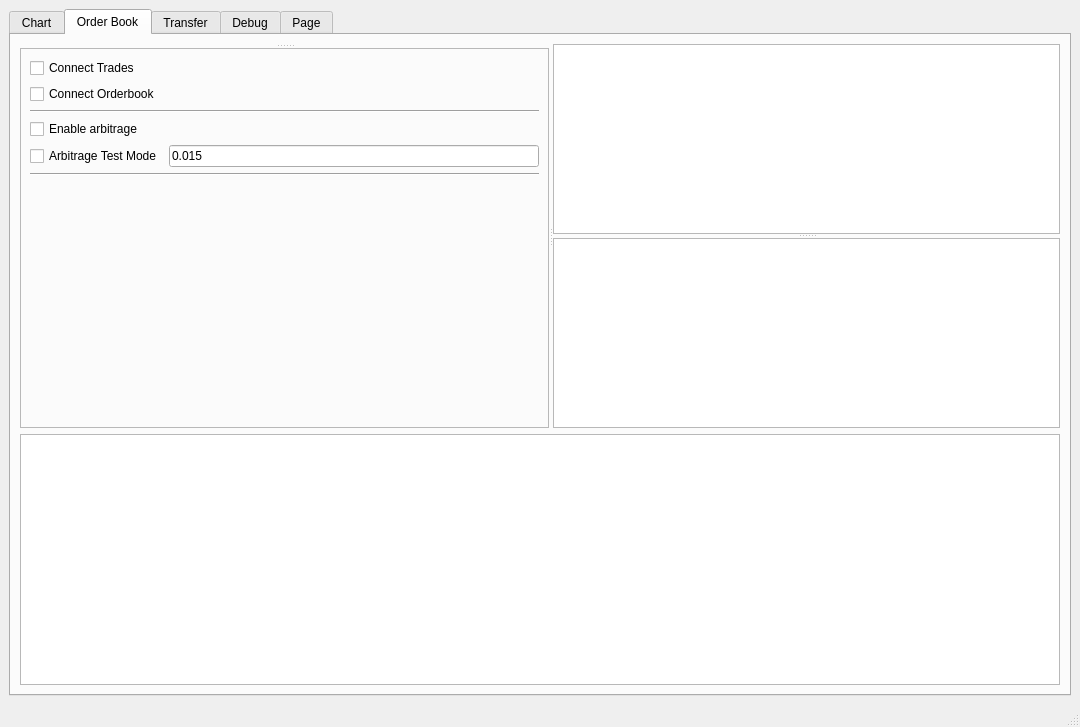
This is src/mainwindow.ui in biddisco/lxqt-build-tools as Qt 5 draws it before an edit. The edited form follows.
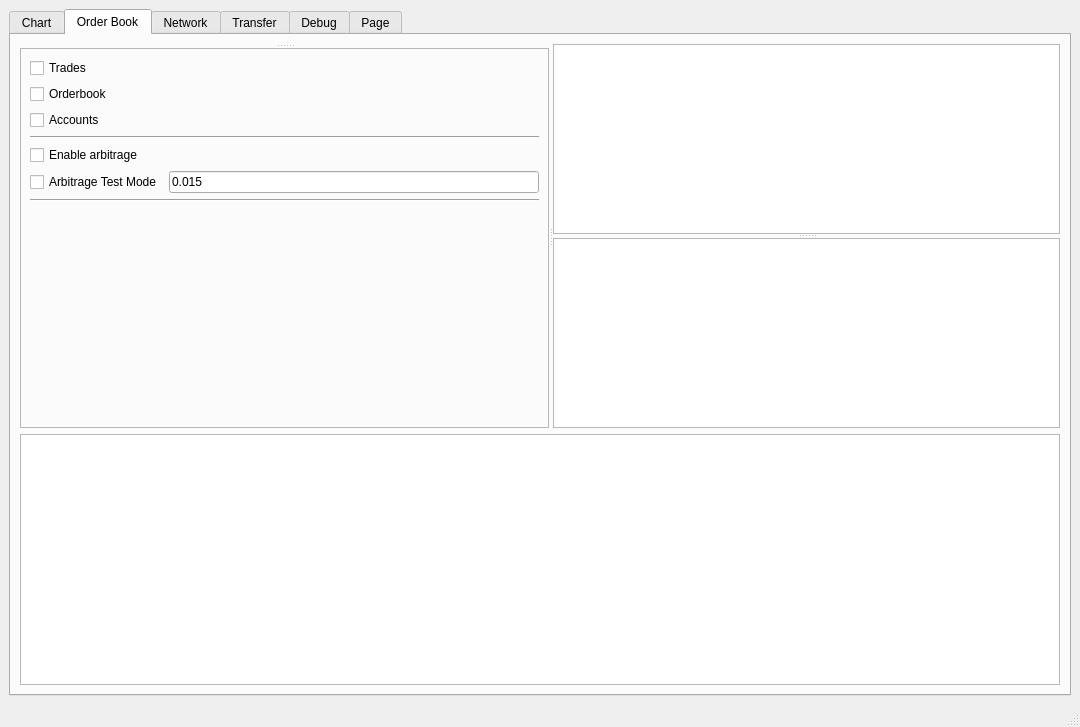
This is the edited form. The open tabs and pages were chosen to show the change.

What changed in the file:
```diff
--- a/src/mainwindow.ui
+++ b/src/mainwindow.ui
@@ -18,7 +18,7 @@
     <item>
      <layout class="QHBoxLayout" name="horizontalLayout">
       <item>
-       <widget class="QTabWidget" name="debug_tab">
+       <widget class="QTabWidget" name="main_tabbook">
         <property name="sizePolicy">
          <sizepolicy hsizetype="Expanding" vsizetype="Expanding">
           <horstretch>1</horstretch>
@@ -213,7 +213,55 @@
                <enum>QFrame::Raised</enum>
               </property>
               <layout class="QGridLayout" name="gridLayout">
-               <item row="7" column="0">
+               <item row="6" column="1">
+                <widget class="QLineEdit" name="arbitrage_test_offset">
+                 <property name="text">
+                  <string>0.015</string>
+                 </property>
+                </widget>
+               </item>
+               <item row="6" column="0">
+                <widget class="QCheckBox" name="arbitrage_test_mode">
+                 <property name="text">
+                  <string>Arbitrage Test Mode</string>
+                 </property>
+                 <property name="checked">
+                  <bool>false</bool>
+                 </property>
+                </widget>
+               </item>
+               <item row="4" column="0" colspan="2">
+                <widget class="Line" name="line_3">
+                 <property name="orientation">
+                  <enum>Qt::Horizontal</enum>
+                 </property>
+                </widget>
+               </item>
+               <item row="2" column="0">
+                <widget class="QCheckBox" name="connect_orderbook">
+                 <property name="text">
+                  <string>Orderbook</string>
+                 </property>
+                </widget>
+               </item>
+               <item row="5" column="0">
+                <widget class="QCheckBox" name="enable_arbitrage">
+                 <property name="text">
+                  <string>Enable arbitrage</string>
+                 </property>
+                 <property name="checked">
+                  <bool>false</bool>
+                 </property>
+                </widget>
+               </item>
+               <item row="7" column="0" colspan="2">
+                <widget class="Line" name="line_4">
+                 <property name="orientation">
+                  <enum>Qt::Horizontal</enum>
+                 </property>
+                </widget>
+               </item>
+               <item row="8" column="0">
                 <spacer name="verticalSpacer">
                  <property name="orientation">
                   <enum>Qt::Vertical</enum>
@@ -226,58 +274,17 @@
                  </property>
                 </spacer>
                </item>
-               <item row="4" column="0">
-                <widget class="QCheckBox" name="enable_arbitrage">
-                 <property name="text">
-                  <string>Enable arbitrage</string>
-                 </property>
-                 <property name="checked">
-                  <bool>false</bool>
-                 </property>
-                </widget>
-               </item>
-               <item row="2" column="0">
-                <widget class="QCheckBox" name="connect_orderbook">
-                 <property name="text">
-                  <string>Connect Orderbook</string>
-                 </property>
-                </widget>
-               </item>
-               <item row="5" column="1">
-                <widget class="QLineEdit" name="arbitrage_test_offset">
-                 <property name="text">
-                  <string>0.015</string>
-                 </property>
-                </widget>
-               </item>
-               <item row="5" column="0">
-                <widget class="QCheckBox" name="arbitrage_test_mode">
-                 <property name="text">
-                  <string>Arbitrage Test Mode</string>
-                 </property>
-                 <property name="checked">
-                  <bool>false</bool>
-                 </property>
-                </widget>
-               </item>
                <item row="1" column="0">
                 <widget class="QCheckBox" name="checkBox">
                  <property name="text">
-                  <string>Connect Trades</string>
+                  <string>Trades</string>
                  </property>
                 </widget>
                </item>
-               <item row="3" column="0" colspan="2">
-                <widget class="Line" name="line_3">
-                 <property name="orientation">
-                  <enum>Qt::Horizontal</enum>
-                 </property>
-                </widget>
-               </item>
-               <item row="6" column="0" colspan="2">
-                <widget class="Line" name="line_4">
-                 <property name="orientation">
-                  <enum>Qt::Horizontal</enum>
+               <item row="3" column="0">
+                <widget class="QCheckBox" name="connect_accounts">
+                 <property name="text">
+                  <string>Accounts</string>
                  </property>
                 </widget>
                </item>
@@ -367,6 +374,16 @@
           </item>
          </layout>
         </widget>
+        <widget class="QWidget" name="connections_tab">
+         <attribute name="title">
+          <string>Network</string>
+         </attribute>
+         <layout class="QGridLayout" name="gridLayout_2">
+          <item row="0" column="0">
+           <widget class="QComboBox" name="connections_combo"/>
+          </item>
+         </layout>
+        </widget>
         <widget class="QWidget" name="tab_2">
          <attribute name="title">
           <string>Transfer</string>
@@ -451,7 +468,7 @@
           </layout>
          </widget>
         </widget>
-        <widget class="QWidget" name="tab">
+        <widget class="QWidget" name="debug_tab">
          <attribute name="title">
           <string>Debug</string>
          </attribute>
```
Left out of the diff: 16 changed lines with no effect on the pictures.
